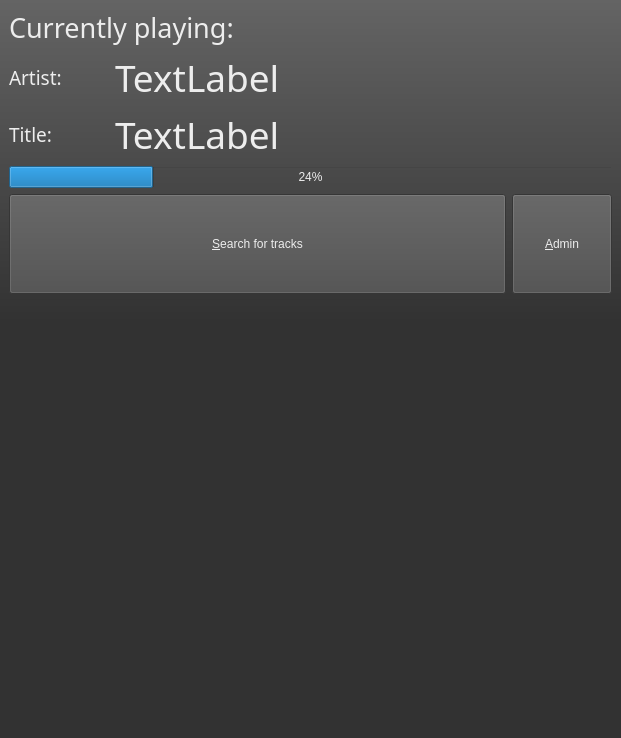
Before: the Qt Designer form mainWindow.ui in thomaslundgaard/Pimp, drawn with Qt 5.
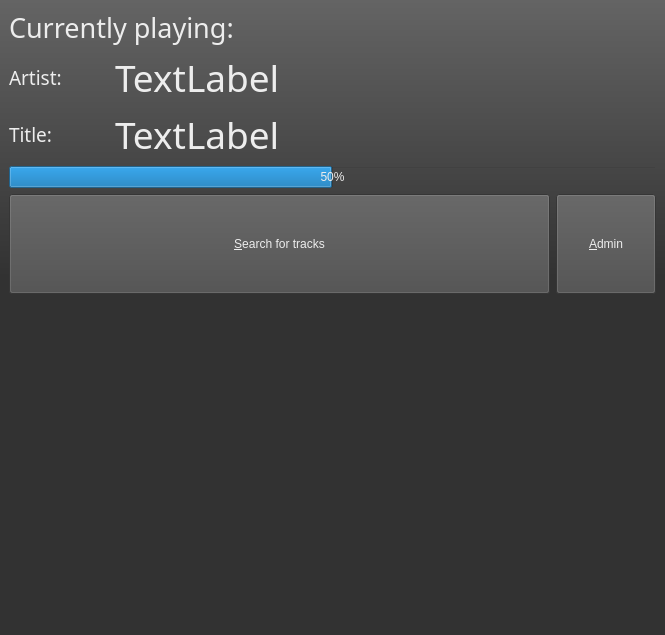
After: the same form once the commit is applied. Icons and pictures are not drawn.

Commit message: settings dialog added

What changed in the file:
```diff
--- a/mainWindow.ui
+++ b/mainWindow.ui
@@ -7,8 +7,8 @@
    <rect>
     <x>0</x>
     <y>0</y>
-    <width>621</width>
-    <height>738</height>
+    <width>665</width>
+    <height>635</height>
    </rect>
   </property>
   <property name="windowTitle">
@@ -183,7 +183,7 @@
       <item>
        <widget class="QProgressBar" name="songProgress">
         <property name="value">
-         <number>24</number>
+         <number>50</number>
         </property>
        </widget>
       </item>
```
The commit also changes 2 other files.
